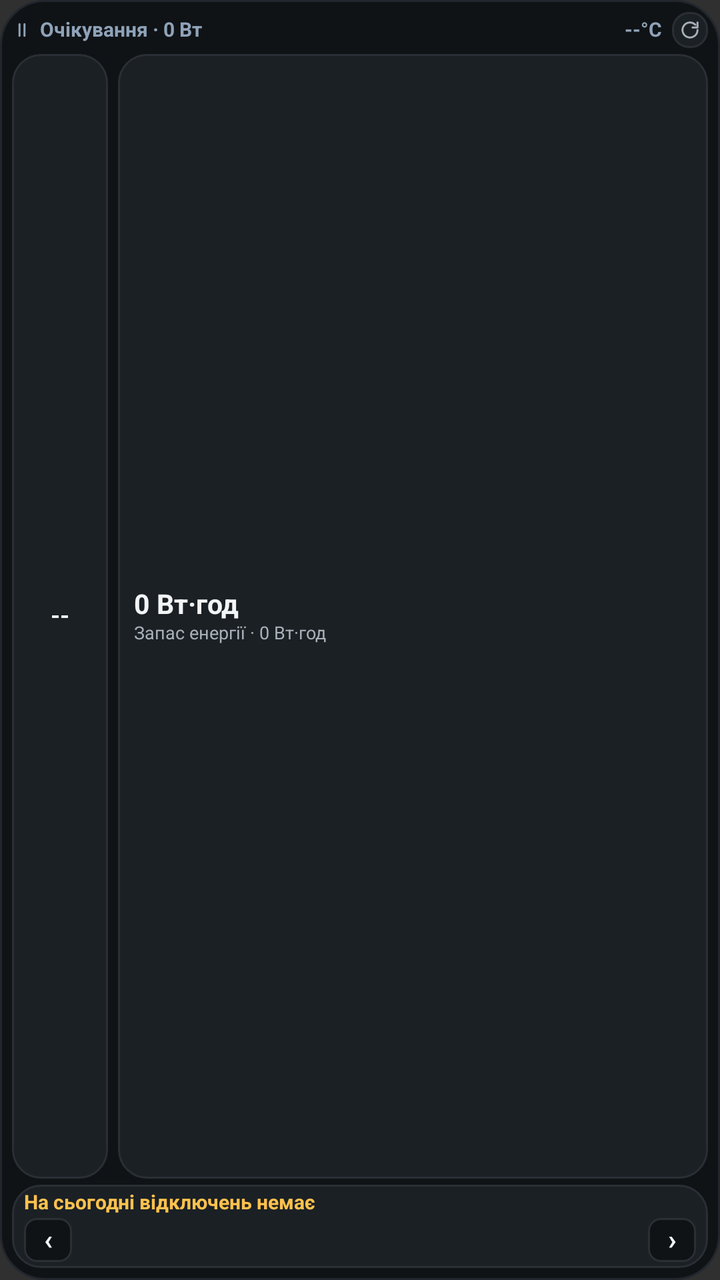
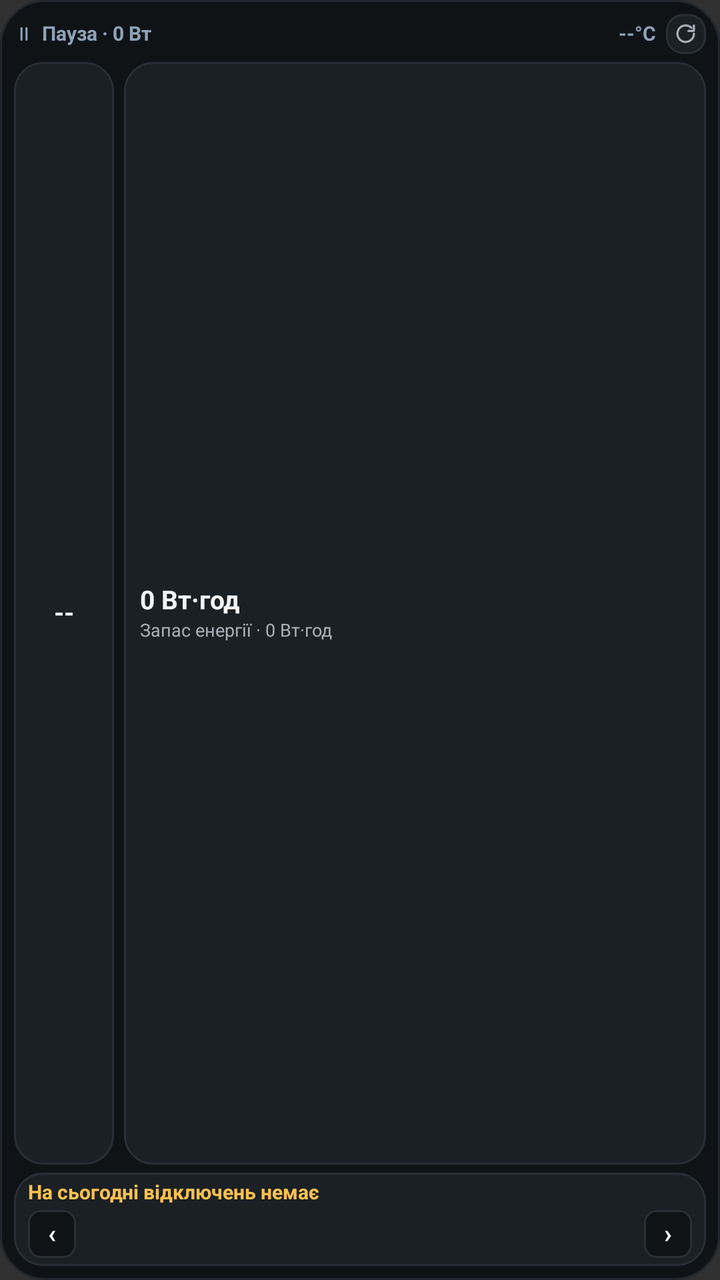

The first picture is an Android layout as it rendered before a commit; the second is the same layout after the commit. The layout source and the unified diff follow.
<!-- AndroidManifest.xml: application theme Theme.AppCompat.NoActionBar -->
<!-- res/layout/widget_marstek_medium.xml -->
<?xml version="1.0" encoding="utf-8"?>
<LinearLayout xmlns:android="http://schemas.android.com/apk/res/android"
    android:id="@+id/widgetRoot"
    android:layout_width="match_parent"
    android:layout_height="match_parent"
    android:background="@drawable/widget_bg"
    android:orientation="vertical"
    android:padding="6dp">

    
    <LinearLayout
        android:layout_width="match_parent"
        android:layout_height="wrap_content"
        android:gravity="center_vertical"
        android:orientation="horizontal">

        <ImageView
            android:id="@+id/medModeIcon"
            android:layout_width="10dp"
            android:layout_height="10dp"
            android:contentDescription="@null"
            android:src="@drawable/ic_mode_idle" />

        <TextView
            android:id="@+id/medHeaderLeftText"
            android:layout_width="0dp"
            android:layout_height="wrap_content"
            android:layout_marginStart="4dp"
            android:layout_weight="1"
            android:ellipsize="end"
            android:fontFeatureSettings="tnum"
            android:includeFontPadding="false"
            android:maxLines="1"
            android:text="Очікування · 0 Вт"
            android:textColor="#8FA3B8"
            android:textSize="10sp"
            android:textStyle="bold" />

        <TextView
            android:id="@+id/medTempText"
            android:layout_width="wrap_content"
            android:layout_height="wrap_content"
            android:fontFeatureSettings="tnum"
            android:includeFontPadding="false"
            android:maxLines="1"
            android:text="--°C"
            android:textColor="#8FA3B8"
            android:textSize="10sp"
            android:textStyle="bold" />

        <FrameLayout
            android:id="@+id/medRefreshBtn"
            android:layout_width="18dp"
            android:layout_height="18dp"
            android:layout_marginStart="5dp"
            android:background="@drawable/refresh_btn_bg">

            <ImageView
                android:layout_width="10dp"
                android:layout_height="10dp"
                android:layout_gravity="center"
                android:contentDescription="@string/app_name"
                android:src="@drawable/ic_refresh" />
        </FrameLayout>
    </LinearLayout>

    
    <LinearLayout
        android:layout_width="match_parent"
        android:layout_height="0dp"
        android:layout_marginTop="3dp"
        android:layout_weight="1"
        android:orientation="horizontal">

        <FrameLayout
            android:id="@+id/medGaugeContainer"
            android:layout_width="48dp"
            android:layout_height="match_parent"
            android:background="@drawable/widget_card_bg"
            android:padding="2dp">

            <FrameLayout
                android:layout_width="36dp"
                android:layout_height="36dp"
                android:layout_gravity="center">

                <ImageView
                    android:id="@+id/medGaugeImage"
                    android:layout_width="match_parent"
                    android:layout_height="match_parent"
                    android:contentDescription="@null"
                    android:scaleType="fitCenter" />

                <TextView
                    android:id="@+id/medSocText"
                    android:layout_width="match_parent"
                    android:layout_height="match_parent"
                    android:fontFeatureSettings="tnum"
                    android:gravity="center"
                    android:includeFontPadding="false"
                    android:text="--"
                    android:textColor="#F2F4F5"
                    android:textSize="12sp"
                    android:textStyle="bold" />
            </FrameLayout>
        </FrameLayout>

        <LinearLayout
            android:id="@+id/medInfoContainer"
            android:layout_width="0dp"
            android:layout_height="match_parent"
            android:layout_marginStart="5dp"
            android:layout_weight="1"
            android:background="@drawable/widget_card_bg"
            android:gravity="center_vertical"
            android:orientation="vertical"
            android:paddingStart="8dp"
            android:paddingTop="2dp"
            android:paddingEnd="8dp"
            android:paddingBottom="2dp">

            <TextView
                android:id="@+id/medPrimaryDuration"
                android:layout_width="match_parent"
                android:layout_height="wrap_content"
                android:ellipsize="end"
                android:fontFeatureSettings="tnum"
                android:includeFontPadding="false"
                android:maxLines="1"
                android:text="0 Вт·год"
                android:textColor="#F2F4F5"
                android:textSize="13.5sp"
                android:textStyle="bold" />

            <TextView
                android:id="@+id/medSecondaryMeta"
                android:layout_width="match_parent"
                android:layout_height="wrap_content"
                android:layout_marginTop="1dp"
                android:ellipsize="end"
                android:fontFeatureSettings="tnum"
                android:includeFontPadding="false"
                android:maxLines="1"
                android:text="Запас енергії · 0 Вт·год"
                android:textColor="#A8B0B8"
                android:textSize="9sp" />
        </LinearLayout>
    </LinearLayout>

    
    <LinearLayout
        android:layout_width="match_parent"
        android:layout_height="wrap_content"
        android:layout_marginTop="3dp"
        android:background="@drawable/widget_card_bg"
        android:orientation="vertical"
        android:paddingStart="6dp"
        android:paddingTop="3dp"
        android:paddingEnd="6dp"
        android:paddingBottom="3dp">

        <LinearLayout
            android:layout_width="match_parent"
            android:layout_height="wrap_content"
            android:gravity="center_vertical"
            android:orientation="horizontal">

            <TextView
                android:id="@+id/medOutageHeadline"
                android:layout_width="0dp"
                android:layout_height="wrap_content"
                android:layout_weight="1"
                android:ellipsize="end"
                android:fontFeatureSettings="tnum"
                android:includeFontPadding="false"
                android:maxLines="1"
                android:text="На сьогодні відключень немає"
                android:textColor="#FFC24D"
                android:textSize="10sp"
                android:textStyle="bold" />

            <TextView
                android:id="@+id/medDayToggleBtn"
                android:layout_width="wrap_content"
                android:layout_height="wrap_content"
                android:layout_marginStart="5dp"
                android:background="@drawable/pill_day_inactive"
                android:includeFontPadding="false"
                android:paddingStart="6dp"
                android:paddingTop="2dp"
                android:paddingEnd="6dp"
                android:paddingBottom="2dp"
                android:text="Завтра ▸"
                android:textColor="#A8B0B8"
                android:textSize="9sp"
                android:textStyle="bold"
                android:visibility="gone" />

            <TextView
                android:id="@+id/medOutageRangeText"
                android:layout_width="wrap_content"
                android:layout_height="wrap_content"
                android:layout_marginStart="5dp"
                android:fontFeatureSettings="tnum"
                android:includeFontPadding="false"
                android:maxLines="1"
                android:text=""
                android:textColor="#A8B0B8"
                android:textSize="9.5sp"
                android:visibility="gone" />
        </LinearLayout>

        <LinearLayout
            android:layout_width="match_parent"
            android:layout_height="wrap_content"
            android:layout_marginTop="2dp"
            android:gravity="center_vertical"
            android:orientation="horizontal">

            <TextView
                android:id="@+id/medPrevWindowBtn"
                android:layout_width="24dp"
                android:layout_height="22dp"
                android:background="@drawable/pill_day_inactive"
                android:gravity="center"
                android:includeFontPadding="false"
                android:text="‹"
                android:textColor="#F2F4F5"
                android:textSize="14sp"
                android:textStyle="bold" />

            <ImageView
                android:id="@+id/medOutageBarImage"
                android:layout_width="0dp"
                android:layout_height="22dp"
                android:layout_marginStart="4dp"
                android:layout_marginEnd="4dp"
                android:layout_weight="1"
                android:contentDescription="@null"
                android:scaleType="fitXY" />

            <TextView
                android:id="@+id/medNextWindowBtn"
                android:layout_width="24dp"
                android:layout_height="22dp"
                android:background="@drawable/pill_day_inactive"
                android:gravity="center"
                android:includeFontPadding="false"
                android:text="›"
                android:textColor="#F2F4F5"
                android:textSize="14sp"
                android:textStyle="bold" />
        </LinearLayout>
    </LinearLayout>

</LinearLayout>
<!-- resources referenced by this layout -->
<resources>
  <!-- drawable ic_mode_idle (drawable) -->
  <?xml version="1.0" encoding="utf-8"?>
  <vector xmlns:android="http://schemas.android.com/apk/res/android"
      android:width="14dp"
      android:height="14dp"
      android:viewportWidth="24"
      android:viewportHeight="24">
      <path
          android:fillColor="#00000000"
          android:pathData="M9,5v14M15,5v14"
          android:strokeColor="#8FA3B8"
          android:strokeLineCap="round"
          android:strokeLineJoin="round"
          android:strokeWidth="2.4" />
  </vector>
  <!-- drawable ic_refresh (drawable) -->
  <?xml version="1.0" encoding="utf-8"?>
  <vector xmlns:android="http://schemas.android.com/apk/res/android"
      android:width="16dp"
      android:height="16dp"
      android:viewportWidth="24"
      android:viewportHeight="24">
      <path
          android:fillColor="#00000000"
          android:pathData="M21,12a9,9 0,1 1,-2.64 -6.36"
          android:strokeColor="#A8B0B8"
          android:strokeLineCap="round"
          android:strokeLineJoin="round"
          android:strokeWidth="2.3" />
      <path
          android:fillColor="#00000000"
          android:pathData="M21,3v6h-6"
          android:strokeColor="#A8B0B8"
          android:strokeLineCap="round"
          android:strokeLineJoin="round"
          android:strokeWidth="2.3" />
  </vector>
  <!-- drawable pill_day_inactive (drawable) -->
  <?xml version="1.0" encoding="utf-8"?>
  <shape xmlns:android="http://schemas.android.com/apk/res/android"
      android:shape="rectangle">
      <solid android:color="#101316" />
      <corners android:radius="6dp" />
      <stroke
          android:width="1dp"
          android:color="#2A2F35" />
  </shape>
  <!-- drawable refresh_btn_bg (drawable) -->
  <?xml version="1.0" encoding="utf-8"?>
  <shape xmlns:android="http://schemas.android.com/apk/res/android"
      android:shape="rectangle">
      <solid android:color="#1B2025" />
      <corners android:radius="8dp" />
      <stroke
          android:width="1dp"
          android:color="#2A2F35" />
  </shape>
  <!-- drawable widget_bg (drawable) -->
  <?xml version="1.0" encoding="utf-8"?>
  <shape xmlns:android="http://schemas.android.com/apk/res/android"
      android:shape="rectangle">
      <solid android:color="#101316" />
      <corners android:radius="22dp" />
      <stroke
          android:width="1dp"
          android:color="#22272E" />
  </shape>
  <!-- drawable widget_card_bg (drawable) -->
  <?xml version="1.0" encoding="utf-8"?>
  <shape xmlns:android="http://schemas.android.com/apk/res/android"
      android:shape="rectangle">
      <solid android:color="#1B2025" />
      <corners android:radius="14dp" />
      <stroke
          android:width="1dp"
          android:color="#2A2F35" />
  </shape>
  <string name="app_name">Marstek Venus Widget</string>
</resources>

<!-- the commit's change to res/layout/widget_marstek_medium.xml (unified diff, before → after) -->
@@ -5,7 +5,7 @@
     android:layout_height="match_parent"
     android:background="@drawable/widget_bg"
     android:orientation="vertical"
-    android:padding="6dp">
+    android:padding="7dp">
 
     
     <LinearLayout
@@ -31,8 +31,8 @@
             android:fontFeatureSettings="tnum"
             android:includeFontPadding="false"
             android:maxLines="1"
-            android:text="Очікування · 0 Вт"
-            android:textColor="#8FA3B8"
+            android:text="Пауза · 0 Вт"
+            android:textColor="@color/text_muted"
             android:textSize="10sp"
             android:textStyle="bold" />
 
@@ -44,20 +44,20 @@
             android:includeFontPadding="false"
             android:maxLines="1"
             android:text="--°C"
-            android:textColor="#8FA3B8"
+            android:textColor="@color/text_muted"
             android:textSize="10sp"
             android:textStyle="bold" />
 
         <FrameLayout
             android:id="@+id/medRefreshBtn"
-            android:layout_width="18dp"
-            android:layout_height="18dp"
+            android:layout_width="20dp"
+            android:layout_height="20dp"
             android:layout_marginStart="5dp"
             android:background="@drawable/refresh_btn_bg">
 
             <ImageView
-                android:layout_width="10dp"
-                android:layout_height="10dp"
+                android:layout_width="11dp"
+                android:layout_height="11dp"
                 android:layout_gravity="center"
                 android:contentDescription="@string/app_name"
                 android:src="@drawable/ic_refresh" />
@@ -68,20 +68,20 @@
     <LinearLayout
         android:layout_width="match_parent"
         android:layout_height="0dp"
-        android:layout_marginTop="3dp"
+        android:layout_marginTop="4dp"
         android:layout_weight="1"
         android:orientation="horizontal">
 
         <FrameLayout
             android:id="@+id/medGaugeContainer"
-            android:layout_width="48dp"
+            android:layout_width="50dp"
             android:layout_height="match_parent"
             android:background="@drawable/widget_card_bg"
             android:padding="2dp">
 
             <FrameLayout
-                android:layout_width="36dp"
-                android:layout_height="36dp"
+                android:layout_width="38dp"
+                android:layout_height="38dp"
                 android:layout_gravity="center">
 
                 <ImageView
@@ -99,8 +99,8 @@
                     android:gravity="center"
                     android:includeFontPadding="false"
                     android:text="--"
-                    android:textColor="#F2F4F5"
-                    android:textSize="12sp"
+                    android:textColor="@color/text_primary"
+                    android:textSize="13sp"
                     android:textStyle="bold" />
             </FrameLayout>
         </FrameLayout>
@@ -115,9 +115,9 @@
             android:gravity="center_vertical"
             android:orientation="vertical"
             android:paddingStart="8dp"
-            android:paddingTop="2dp"
+            android:paddingTop="3dp"
             android:paddingEnd="8dp"
-            android:paddingBottom="2dp">
+            android:paddingBottom="3dp">
 
             <TextView
                 android:id="@+id/medPrimaryDuration"
@@ -128,21 +128,21 @@
                 android:includeFontPadding="false"
                 android:maxLines="1"
                 android:text="0 Вт·год"
-                android:textColor="#F2F4F5"
-                android:textSize="13.5sp"
+                android:textColor="@color/text_primary"
+                android:textSize="13sp"
                 android:textStyle="bold" />
 
             <TextView
                 android:id="@+id/medSecondaryMeta"
                 android:layout_width="match_parent"
                 android:layout_height="wrap_content"
-                android:layout_marginTop="1dp"
+                android:layout_marginTop="2dp"
                 android:ellipsize="end"
                 android:fontFeatureSettings="tnum"
                 android:includeFontPadding="false"
                 android:maxLines="1"
                 android:text="Запас енергії · 0 Вт·год"
-                android:textColor="#A8B0B8"
+                android:textColor="@color/text_secondary"
                 android:textSize="9sp" />
         </LinearLayout>
     </LinearLayout>
@@ -151,13 +151,13 @@
     <LinearLayout
         android:layout_width="match_parent"
         android:layout_height="wrap_content"
-        android:layout_marginTop="3dp"
+        android:layout_marginTop="4dp"
         android:background="@drawable/widget_card_bg"
         android:orientation="vertical"
-        android:paddingStart="6dp"
-        android:paddingTop="3dp"
-        android:paddingEnd="6dp"
-        android:paddingBottom="3dp">
+        android:paddingStart="7dp"
+        android:paddingTop="4dp"
+        android:paddingEnd="7dp"
+        android:paddingBottom="4dp">
 
         <LinearLayout
             android:layout_width="match_parent"
@@ -175,7 +175,7 @@
                 android:includeFontPadding="false"
                 android:maxLines="1"
                 android:text="На сьогодні відключень немає"
-                android:textColor="#FFC24D"
+                android:textColor="@color/accent_outage"
                 android:textSize="10sp"
                 android:textStyle="bold" />
 
@@ -191,7 +191,7 @@
                 android:paddingEnd="6dp"
                 android:paddingBottom="2dp"
                 android:text="Завтра ▸"
-                android:textColor="#A8B0B8"
+                android:textColor="@color/text_secondary"
                 android:textSize="9sp"
                 android:textStyle="bold"
                 android:visibility="gone" />
@@ -205,50 +205,50 @@
                 android:includeFontPadding="false"
                 android:maxLines="1"
                 android:text=""
-                android:textColor="#A8B0B8"
-                android:textSize="9.5sp"
+                android:textColor="@color/text_secondary"
+                android:textSize="10sp"
                 android:visibility="gone" />
         </LinearLayout>
 
         <LinearLayout
             android:layout_width="match_parent"
             android:layout_height="wrap_content"
-            android:layout_marginTop="2dp"
+            android:layout_marginTop="3dp"
             android:gravity="center_vertical"
             android:orientation="horizontal">
 
             <TextView
                 android:id="@+id/medPrevWindowBtn"
                 android:layout_width="24dp"
-                android:layout_height="22dp"
+                android:layout_height="24dp"
                 android:background="@drawable/pill_day_inactive"
                 android:gravity="center"
                 android:includeFontPadding="false"
                 android:text="‹"
-                android:textColor="#F2F4F5"
-                android:textSize="14sp"
+                android:textColor="@color/text_primary"
+                android:textSize="13sp"
                 android:textStyle="bold" />
 
             <ImageView
                 android:id="@+id/medOutageBarImage"
                 android:layout_width="0dp"
-                android:layout_height="22dp"
+                android:layout_height="24dp"
                 android:layout_marginStart="4dp"
                 android:layout_marginEnd="4dp"
                 android:layout_weight="1"
                 android:contentDescription="@null"
-                android:scaleType="fitXY" />
+                android:scaleType="fitCenter" />
 
             <TextView
                 android:id="@+id/medNextWindowBtn"
                 android:layout_width="24dp"
-                android:layout_height="22dp"
+                android:layout_height="24dp"
                 android:background="@drawable/pill_day_inactive"
                 android:gravity="center"
                 android:includeFontPadding="false"
                 android:text="›"
-                android:textColor="#F2F4F5"
-                android:textSize="14sp"
+                android:textColor="@color/text_primary"
+                android:textSize="13sp"
                 android:textStyle="bold" />
         </LinearLayout>
     </LinearLayout>
<!-- resource entries referenced after the edit -->
@@ -1,5 +1,9 @@
 <!-- resources referenced by this layout -->
 <resources>
+  <color name="accent_outage">#FFC24D</color>
+  <color name="text_muted">#8FA3B8</color>
+  <color name="text_primary">#F2F4F5</color>
+  <color name="text_secondary">#A8B0B8</color>
   <!-- drawable ic_mode_idle (drawable) -->
   <?xml version="1.0" encoding="utf-8"?>
   <vector xmlns:android="http://schemas.android.com/apk/res/android"
@@ -10,7 +14,7 @@
       <path
           android:fillColor="#00000000"
           android:pathData="M9,5v14M15,5v14"
-          android:strokeColor="#8FA3B8"
+          android:strokeColor="@color/text_muted"
           android:strokeLineCap="round"
           android:strokeLineJoin="round"
           android:strokeWidth="2.4" />
@@ -25,14 +29,14 @@
       <path
           android:fillColor="#00000000"
           android:pathData="M21,12a9,9 0,1 1,-2.64 -6.36"
-          android:strokeColor="#A8B0B8"
+          android:strokeColor="@color/text_secondary"
           android:strokeLineCap="round"
           android:strokeLineJoin="round"
           android:strokeWidth="2.3" />
       <path
           android:fillColor="#00000000"
           android:pathData="M21,3v6h-6"
-          android:strokeColor="#A8B0B8"
+          android:strokeColor="@color/text_secondary"
           android:strokeLineCap="round"
           android:strokeLineJoin="round"
           android:strokeWidth="2.3" />
@@ -41,42 +45,46 @@
   <?xml version="1.0" encoding="utf-8"?>
   <shape xmlns:android="http://schemas.android.com/apk/res/android"
       android:shape="rectangle">
-      <solid android:color="#101316" />
+      <solid android:color="@color/bg_surface" />
       <corners android:radius="6dp" />
       <stroke
           android:width="1dp"
-          android:color="#2A2F35" />
+          android:color="@color/border_widget" />
   </shape>
   <!-- drawable refresh_btn_bg (drawable) -->
   <?xml version="1.0" encoding="utf-8"?>
   <shape xmlns:android="http://schemas.android.com/apk/res/android"
       android:shape="rectangle">
-      <solid android:color="#1B2025" />
+      <solid android:color="@color/bg_surface_elevated" />
       <corners android:radius="8dp" />
       <stroke
           android:width="1dp"
-          android:color="#2A2F35" />
+          android:color="@color/border_widget" />
   </shape>
   <!-- drawable widget_bg (drawable) -->
   <?xml version="1.0" encoding="utf-8"?>
   <shape xmlns:android="http://schemas.android.com/apk/res/android"
       android:shape="rectangle">
-      <solid android:color="#101316" />
+      <solid android:color="@color/bg_surface" />
       <corners android:radius="22dp" />
       <stroke
           android:width="1dp"
-          android:color="#22272E" />
+          android:color="@color/border_default" />
   </shape>
   <!-- drawable widget_card_bg (drawable) -->
   <?xml version="1.0" encoding="utf-8"?>
   <shape xmlns:android="http://schemas.android.com/apk/res/android"
       android:shape="rectangle">
-      <solid android:color="#1B2025" />
+      <solid android:color="@color/bg_surface_elevated" />
       <corners android:radius="14dp" />
       <stroke
           android:width="1dp"
-          android:color="#2A2F35" />
+          android:color="@color/border_widget" />
   </shape>
   <string name="app_name">Marstek Venus Widget</string>
+  <color name="bg_surface">#101316</color>
+  <color name="border_widget">#2A2F35</color>
+  <color name="bg_surface_elevated">#1B2025</color>
+  <color name="border_default">#22272E</color>
 </resources>
 
